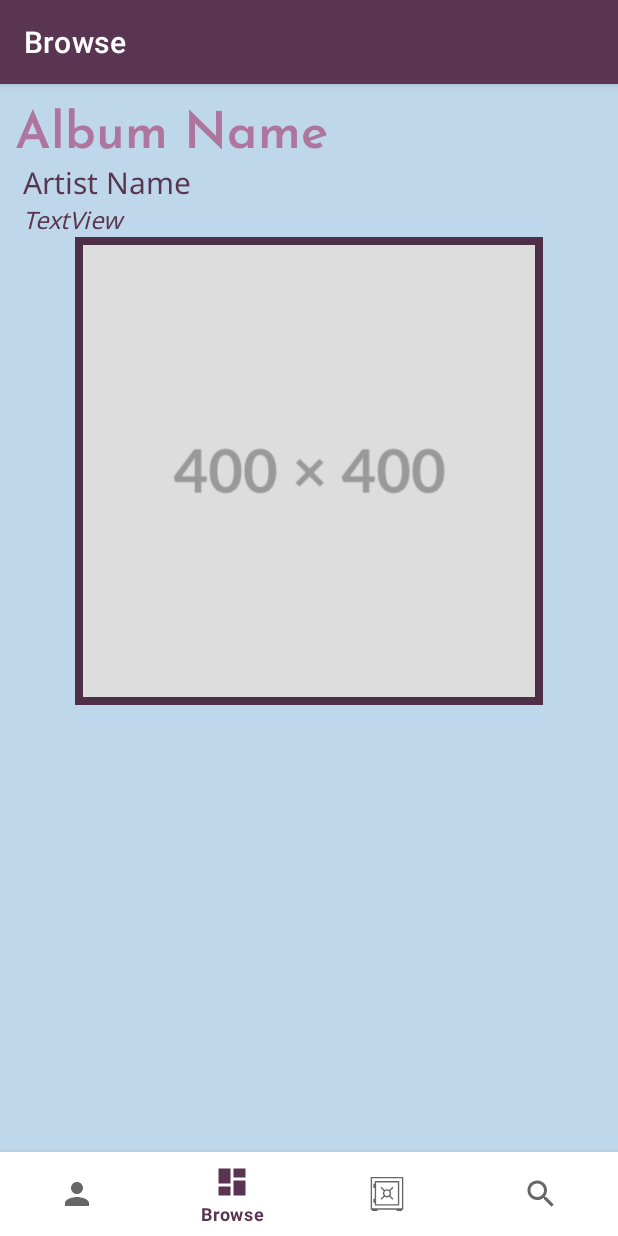
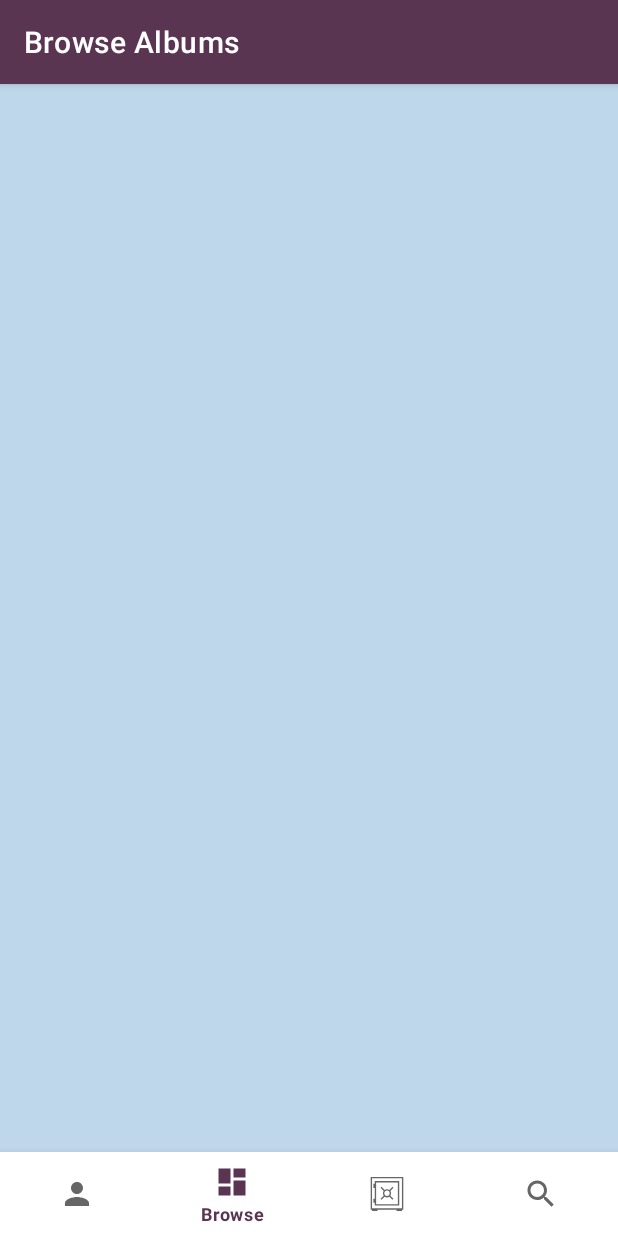
Before and after one commit to sierrariley/VinylVault, an Android app: the screen it shows after launch (MainActivity), item 2 of the bottom bar chosen, on a phone screen of 412 x 824 dp. Run offline under Robolectric (Android 15) with nearby library versions, the phone set to English and light mode, and no system bars; our stand-ins replace navigation-ui.

Commit message:
ViewPager Host Created Minor file edits #6

```diff
--- a/app/src/main/java/com/example/vinylvault/BrowseFragment.java
+++ b/app/src/main/java/com/example/vinylvault/BrowseViewPager/BrowseFragment.java
@@ -1,4 +1,4 @@
-package com.example.vinylvault;
+package com.example.vinylvault.BrowseViewPager;
 
 import android.os.Bundle;
 
@@ -8,6 +8,8 @@ import android.view.LayoutInflater;
 import android.view.View;
 import android.view.ViewGroup;
 
+import com.example.vinylvault.R;
+
 /**
  * A simple {@link Fragment} subclass.
  * Use the {@link BrowseFragment#newInstance} factory method to
@@ -15,28 +17,21 @@ import android.view.ViewGroup;
  */
 public class BrowseFragment extends Fragment {
 
-    // TODO: Rename parameter arguments, choose names that match
-    // the fragment initialization parameters, e.g. ARG_ITEM_NUMBER
     private static final String ARG_PARAM1 = "param1";
     private static final String ARG_PARAM2 = "param2";
 
-    // TODO: Rename and change types of parameters
     private String mParam1;
     private String mParam2;
 
-    public BrowseFragment() {
-        // Required empty public constructor
-    }
+    public BrowseFragment() {}
 
     /**
      * Use this factory method to create a new instance of
      * this fragment using the provided parameters.
-     *
      * @param param1 Parameter 1.
      * @param param2 Parameter 2.
      * @return A new instance of fragment BrowseFragment.
      */
-    // TODO: Rename and change types and number of parameters
     public static BrowseFragment newInstance(String param1, String param2) {
         BrowseFragment fragment = new BrowseFragment();
         Bundle args = new Bundle();
--- /dev/null
+++ b/app/src/main/java/com/example/vinylvault/BrowseViewPager/BrowseViewPagerHostFragment.java
@@ -0,0 +1,66 @@
+package com.example.vinylvault.BrowseViewPager;
+
+import android.os.Bundle;
+
+import androidx.fragment.app.Fragment;
+
+import android.view.LayoutInflater;
+import android.view.View;
+import android.view.ViewGroup;
+
+import com.example.vinylvault.R;
+
+/**
+ * A simple {@link Fragment} subclass.
+ * Use the {@link BrowseViewPagerHostFragment#newInstance} factory method to
+ * create an instance of this fragment.
+ */
+public class BrowseViewPagerHostFragment extends Fragment {
+
+    // TODO: Rename parameter arguments, choose names that match
+    // the fragment initialization parameters, e.g. ARG_ITEM_NUMBER
+    private static final String ARG_PARAM1 = "param1";
+    private static final String ARG_PARAM2 = "param2";
+
+    // TODO: Rename and change types of parameters
+    private String mParam1;
+    private String mParam2;
+
+    public BrowseViewPagerHostFragment() {
+        // Required empty public constructor
+    }
+
+    /**
+     * Use this factory method to create a new instance of
+     * this fragment using the provided parameters.
+     *
+     * @param param1 Parameter 1.
+     * @param param2 Parameter 2.
+     * @return A new instance of fragment BrowseViewPagerHostFragment.
+     */
+    // TODO: Rename and change types and number of parameters
+    public static BrowseViewPagerHostFragment newInstance(String param1, String param2) {
+        BrowseViewPagerHostFragment fragment = new BrowseViewPagerHostFragment();
+        Bundle args = new Bundle();
+        args.putString(ARG_PARAM1, param1);
+        args.putString(ARG_PARAM2, param2);
+        fragment.setArguments(args);
+        return fragment;
+    }
+
+    @Override
+    public void onCreate(Bundle savedInstanceState) {
+        super.onCreate(savedInstanceState);
+        if (getArguments() != null) {
+            mParam1 = getArguments().getString(ARG_PARAM1);
+            mParam2 = getArguments().getString(ARG_PARAM2);
+        }
+    }
+
+    @Override
+    public View onCreateView(LayoutInflater inflater, ViewGroup container,
+                             Bundle savedInstanceState) {
+        // Inflate the layout for this fragment
+        return inflater.inflate(R.layout.fragment_browse_view_pager_host, container, false);
+    }
+}
--- a/app/src/main/res/layout/fragment_browse.xml
+++ b/app/src/main/res/layout/fragment_browse.xml
@@ -6,8 +6,9 @@
     android:layout_height="match_parent"
     android:background="@color/light_blue"
     android:orientation="vertical"
-    tools:context=".BrowseFragment">
+    tools:context=".BrowseViewPager.BrowseFragment">
 
+<!--    Needs a viewpager host -->
     <TextView
         android:id="@+id/browse_album_name"
         android:layout_width="match_parent"
--- /dev/null
+++ b/app/src/main/res/layout/fragment_browse_view_pager_host.xml
@@ -0,0 +1,14 @@
+<?xml version="1.0" encoding="utf-8"?>
+<LinearLayout xmlns:android="http://schemas.android.com/apk/res/android"
+    xmlns:tools="http://schemas.android.com/tools"
+    android:layout_width="match_parent"
+    android:layout_height="match_parent"
+    android:background="@color/light_blue"
+    android:orientation="vertical"
+    tools:context=".BrowseViewPager.BrowseViewPagerHostFragment">
+
+    <androidx.viewpager2.widget.ViewPager2
+        android:id="@+id/browseViewPager"
+        android:layout_width="match_parent"
+        android:layout_height="match_parent" />
+</LinearLayout>
--- a/app/src/main/res/navigation/mobile_navigation.xml
+++ b/app/src/main/res/navigation/mobile_navigation.xml
@@ -10,11 +10,6 @@
         android:label="Profile"
         tools:layout="@layout/fragment_profile" />
     <fragment
-        android:id="@+id/nav_browse"
-        android:name="com.example.vinylvault.BrowseFragment"
-        android:label="Browse"
-        tools:layout="@layout/fragment_browse" />
-    <fragment
         android:id="@+id/nav_vault"
         android:name="com.example.vinylvault.VaultFragment"
         android:label="Vault"
@@ -24,4 +19,9 @@
         android:name="com.example.vinylvault.SearchFragment"
         android:label="Search"
         tools:layout="@layout/fragment_search" />
+    <fragment
+        android:id="@+id/nav_browse"
+        android:name="com.example.vinylvault.BrowseViewPager.BrowseViewPagerHostFragment"
+        android:label="Browse Albums"
+        tools:layout="@layout/fragment_browse_view_pager_host" />
 </navigation>
```
